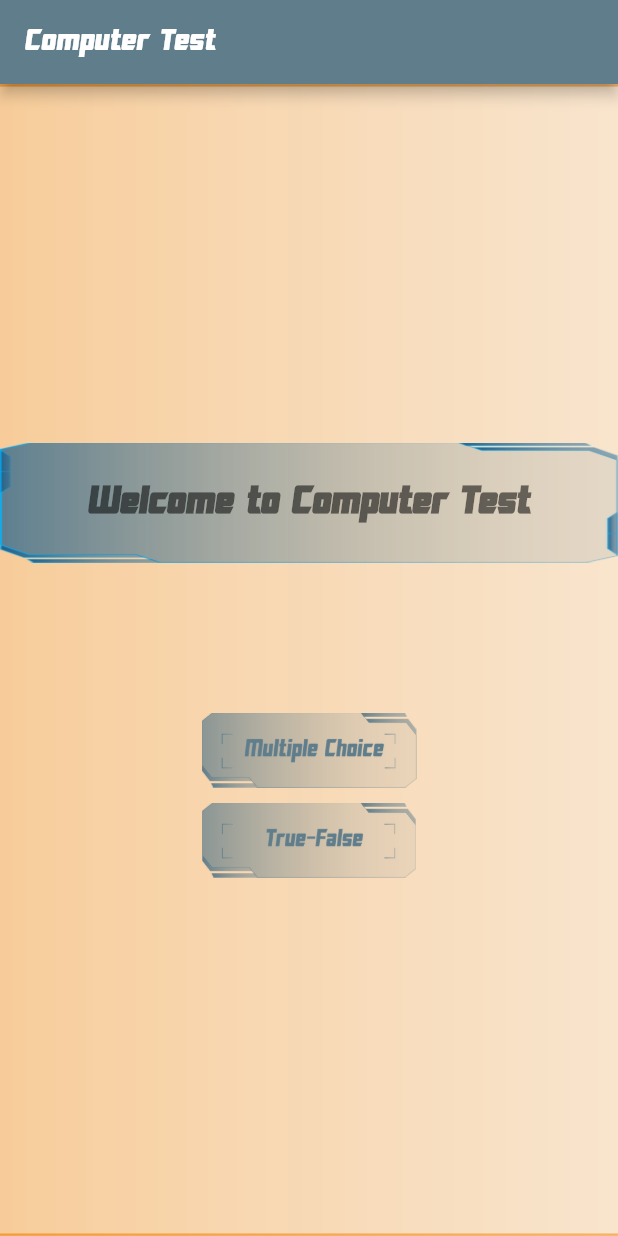
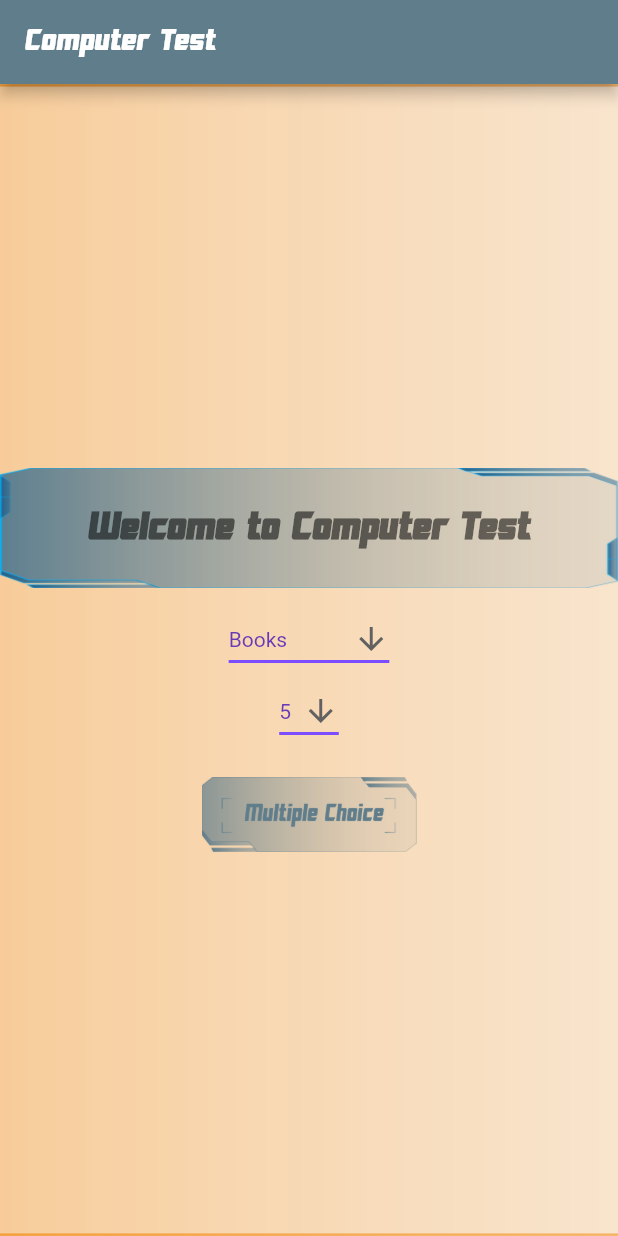
Before and after one commit to MKarasahinoglu/simpleQuizApplication, a Flutter app: the screen it shows after launch, on a phone screen of 412 x 824 dp. Run offline on Flutter 3.47's test engine with Material 2 defaults, Android fonts, the phone set to English and light mode, and no system bars.

Commit message:
-2 dropdown menu added, which give users options:   -Category   -Number of Questions -Button image is shown as Multiple choice just because text is in image, therefore image will be adjusted later. -Other issues will be solved later.

```diff
--- a/lib/Screens/HomePage.dart
+++ b/lib/Screens/HomePage.dart
@@ -1,14 +1,22 @@
-import 'package:cetquiz_app/Screens/QuizPage.dart';
+import 'package:simpleQuizApplication/Screens/QuizPage.dart';
 import 'package:flutter/cupertino.dart';
 import 'package:flutter/material.dart';
-
+import 'package:simpleQuizApplication/Service/Globals.dart';
 void gotoQuizPage(BuildContext context) {
   Navigator.of(context).push(
     MaterialPageRoute(builder: (context) => QuizPage()),
   );
 }
-class HomePage extends StatelessWidget { //ignore: must_be_immutable
-  static int optionDecided=0;
+class HomePage extends StatefulWidget{
+  @override
+  _HomePageState createState()=> _HomePageState();
+}
+class _HomePageState extends State<HomePage> { //ignore: must_be_immutable
+  String _category='Books';
+  String _questionNumber='5';
+  String _difficulty='Easy';
+  String _questionType='Multiple Choice';
+
   @override
   Widget build(BuildContext context) {
     return Scaffold(
@@ -43,24 +51,71 @@ class HomePage extends StatelessWidget { //ignore: must_be_immutable
 
             ),
             SizedBox(
-              height: 100,
+              height: 10,
+            ),
+            DropdownButton<String>(
+              value: _category,
+              icon: Icon(Icons.arrow_downward),
+              iconSize: 24,
+              elevation: 16,
+              style: TextStyle(color: Colors.deepPurple),
+              underline: Container(
+                height: 2,
+                color: Colors.deepPurpleAccent,
+              ),
+              onChanged: (String newValue) {
+                setState(() {
+                  _category = newValue;
+                });
+              },
+              items: <String>['Books', 'Films', 'Musics', 'Video Games', 'Mythology']
+                  .map<DropdownMenuItem<String>>((String value) {
+                return DropdownMenuItem<String>(
+                  value: value,
+                  child: Text(value),
+                );
+              }).toList(),
+            ),
+            DropdownButton<String>(
+              value: _questionNumber,
+              icon: Icon(Icons.arrow_downward),
+              iconSize: 24,
+              elevation: 16,
+              style: TextStyle(color: Colors.deepPurple),
+              underline: Container(
+                height: 2,
+                color: Colors.deepPurpleAccent,
+              ),
+              onChanged: (String newValue) {
+                setState(() {
+                  _questionNumber = newValue;
+                });
+              },
+              items: <String>['5', '10', '15', '20', '25']
+                  .map<DropdownMenuItem<String>>((String value) {
+                return DropdownMenuItem<String>(
+                  value: value,
+                  child: Text(value),
+                );
+              }).toList(),
+            ),
+            SizedBox(
+              height: 20,
             ),
             InkWell(
               onTap: () {
-                optionDecided=1;
+                switch(_category)
+                {
+                  case 'Books': {Globals.categoryNumber=10;} break;
+                }
+                switch(_questionNumber)
+                {
+                  case '5':{Globals.questionNumber=5;} break;
+                }
+                print(Globals.categoryNumber);
                 gotoQuizPage(context);
               },
               child: Container(width: 150,height: 50,child: Image.asset('assets/button1.png',color: Colors.blueGrey,),),
-            ),
-            SizedBox(
-              height: 10,
-            ),
-            InkWell(
-              onTap: () {
-                optionDecided=2;
-                gotoQuizPage(context);
-              },
-              child: Container(width: 150,height: 50,child: Image.asset('assets/button2.png',color: Colors.blueGrey,),),
             ),
           ],
         ),
--- /dev/null
+++ b/lib/Service/Globals.dart
@@ -0,0 +1,6 @@
+class Globals {
+  static int categoryNumber=0;
+  static int questionNumber=0;
+  static String difficultyLevel='';
+  static String questionType='';
+}
--- a/pubspec.yaml
+++ b/pubspec.yaml
@@ -1,4 +1,4 @@
-name: cetquiz_app
+name: simpleQuizApplication
 description: A new Flutter application.
 
 # The following line prevents the package from being accidentally published to
```
Also changed, not shown: lib/Screens/QuizPage.dart (+6 -4 lines), lib/Service/QuizManager.dart (+4 -5 lines), 1 other file.
